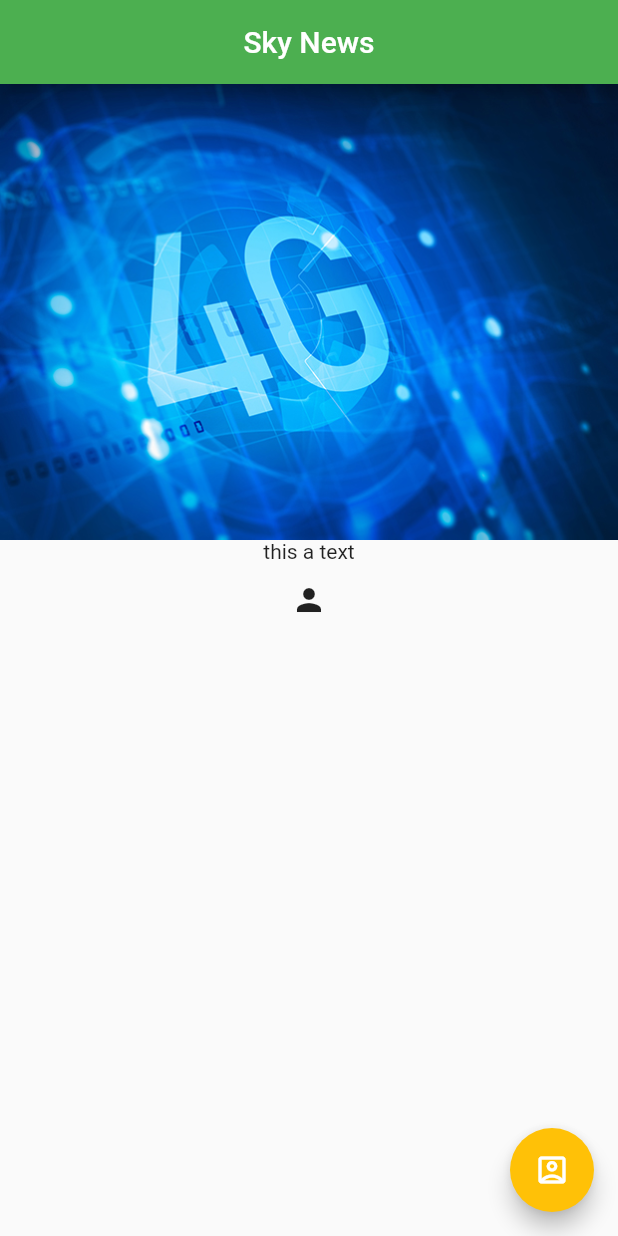
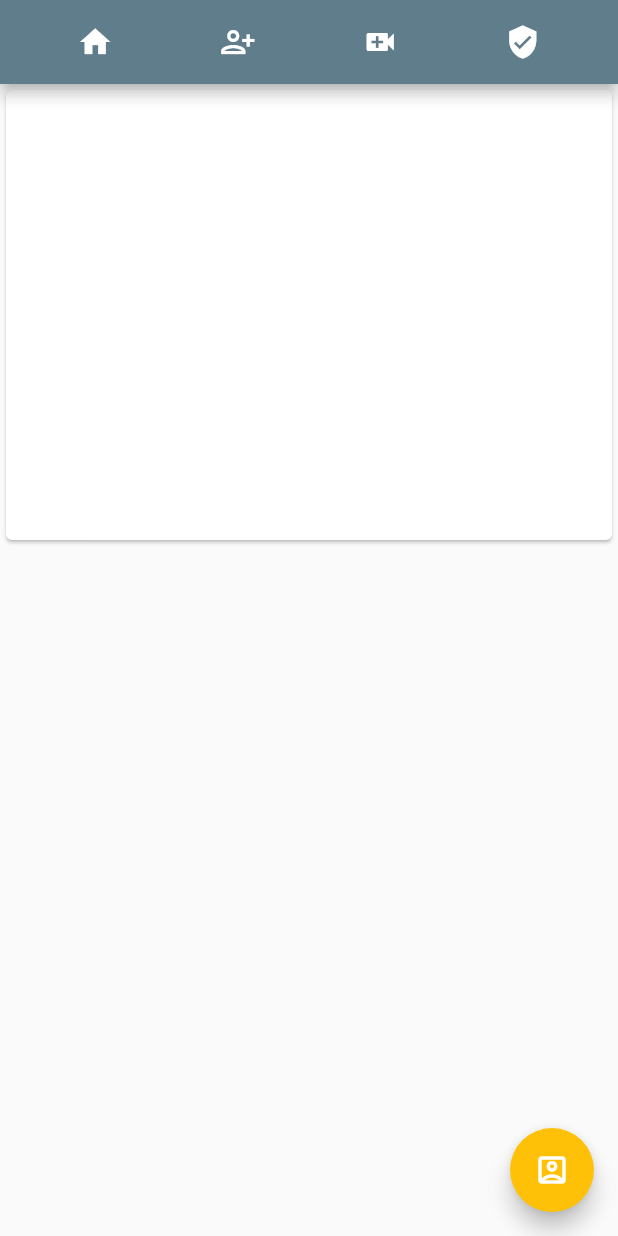
Before and after one commit to boudourm/news-feed, a Flutter app: the screen it shows after launch, on a phone screen of 412 x 824 dp. Run offline on Flutter 3.47's test engine with Material 2 defaults, Android fonts, the phone set to English and light mode, and no system bars.

Commit message:
Task 4 : Columns and rows in Flutter

```diff
--- a/lib/main.dart
+++ b/lib/main.dart
@@ -13,15 +13,32 @@
   Widget build(BuildContext context) {
     return Scaffold(
       appBar: AppBar(
-        backgroundColor: Colors.green,
-        title: Text("Sky News"),
-          centerTitle: true,
+        backgroundColor: Colors.blueGrey,
+        title: Center(
+          child: Row(
+            mainAxisAlignment: MainAxisAlignment.spaceAround,
+            children: [
+              IconButton(onPressed: (){print("home clicked");},
+                  icon: Icon(Icons.home)),
+              IconButton(onPressed: (){print("person_add_alt clicked");},
+                  icon: Icon(Icons.person_add_alt)),
+              IconButton(onPressed: (){print("video_call clicked");},
+                  icon: Icon(Icons.video_call)),
+              IconButton(onPressed: (){print("verified_user clicked");},
+                  icon: Icon(Icons.verified_user)),
+            ],
+          )
+        ),
       ),
-      body: Column(
-        children: [Image.asset('images/SFR-4g-620.jpg'),
-         Text("this a text"),
-        IconButton(onPressed: (){},
-            icon: Icon(Icons.person))],
+      body: ListView(
+        children: [
+          Card(
+            child: Container(
+              height: 300,
+
+            )
+          )
+        ],
       ),
       floatingActionButton: FloatingActionButton(
         onPressed: (){
@@ -33,114 +50,3 @@
     );
   }
 }
-
-
-class MyApp extends StatelessWidget {
-  const MyApp({Key? key}) : super(key: key);
-
-  // This widget is the root of your application.
-  @override
-  Widget build(BuildContext context) {
-    return MaterialApp(
-      title: 'Flutter Demo',
-      theme: ThemeData(
-        // This is the theme of your application.
-        //
-        // Try running your application with "flutter run". You'll see the
-        // application has a blue toolbar. Then, without quitting the app, try
-        // changing the primarySwatch below to Colors.green and then invoke
-        // "hot reload" (press "r" in the console where you ran "flutter run",
-        // or simply save your changes to "hot reload" in a Flutter IDE).
-        // Notice that the counter didn't reset back to zero; the application
-        // is not restarted.
-        primarySwatch: Colors.blue,
-      ),
-      home: const MyHomePage(title: 'Flutter Demo Home Page'),
-    );
-  }
-}
-
-class MyHomePage extends StatefulWidget {
-  const MyHomePage({Key? key, required this.title}) : super(key: key);
-
-  // This widget is the home page of your application. It is stateful, meaning
-  // that it has a State object (defined below) that contains fields that affect
-  // how it looks.
-
-  // This class is the configuration for the state. It holds the values (in this
-  // case the title) provided by the parent (in this case the App widget) and
-  // used by the build method of the State. Fields in a Widget subclass are
-  // always marked "final".
-
-  final String title;
-
-  @override
-  State<MyHomePage> createState() => _MyHomePageState();
-}
-
-class _MyHomePageState extends State<MyHomePage> {
-  int _counter = 0;
-
-  void _incrementCounter() {
-    setState(() {
-      // This call to setState tells the Flutter framework that something has
-      // changed in this State, which causes it to rerun the build method below
-      // so that the display can reflect the updated values. If we changed
-      // _counter without calling setState(), then the build method would not be
-      // called again, and so nothing would appear to happen.
-      _counter++;
-    });
-  }
-
-  @override
-  Widget build(BuildContext context) {
-    // This method is rerun every time setState is called, for instance as done
-    // by the _incrementCounter method above.
-    //
-    // The Flutter framework has been optimized to make rerunning build methods
-    // fast, so that you can just rebuild anything that needs updating rather
-    // than having to individually change instances of widgets.
-    return Scaffold(
-      appBar: AppBar(
-        // Here we take the value from the MyHomePage object that was created by
-        // the App.build method, and use it to set our appbar title.
-        title: Text(widget.title),
-      ),
-      body: Center(
-        // Center is a layout widget. It takes a single child and positions it
-        // in the middle of the parent.
-        child: Column(
-          // Column is also a layout widget. It takes a list of children and
-          // arranges them vertically. By default, it sizes itself to fit its
-          // children horizontally, and tries to be as tall as its parent.
-          //
-          // Invoke "debug painting" (press "p" in the console, choose the
-          // "Toggle Debug Paint" action from the Flutter Inspector in Android
-          // Studio, or the "Toggle Debug Paint" command in Visual Studio Code)
-          // to see the wireframe for each widget.
-          //
-          // Column has various properties to control how it sizes itself and
-          // how it positions its children. Here we use mainAxisAlignment to
-          // center the children vertically; the main axis here is the vertical
-          // axis because Columns are vertical (the cross axis would be
-          // horizontal).
-          mainAxisAlignment: MainAxisAlignment.center,
-          children: <Widget>[
-            const Text(
-              'You have pushed the button this many times:',
-            ),
-            Text(
-              '$_counter',
-              style: Theme.of(context).textTheme.headline4,
-            ),
-          ],
-        ),
-      ),
-      floatingActionButton: FloatingActionButton(
-        onPressed: _incrementCounter,
-        tooltip: 'Increment',
-        child: const Icon(Icons.add),
-      ), // This trailing comma makes auto-formatting nicer for build methods.
-    );
-  }
-}
```
